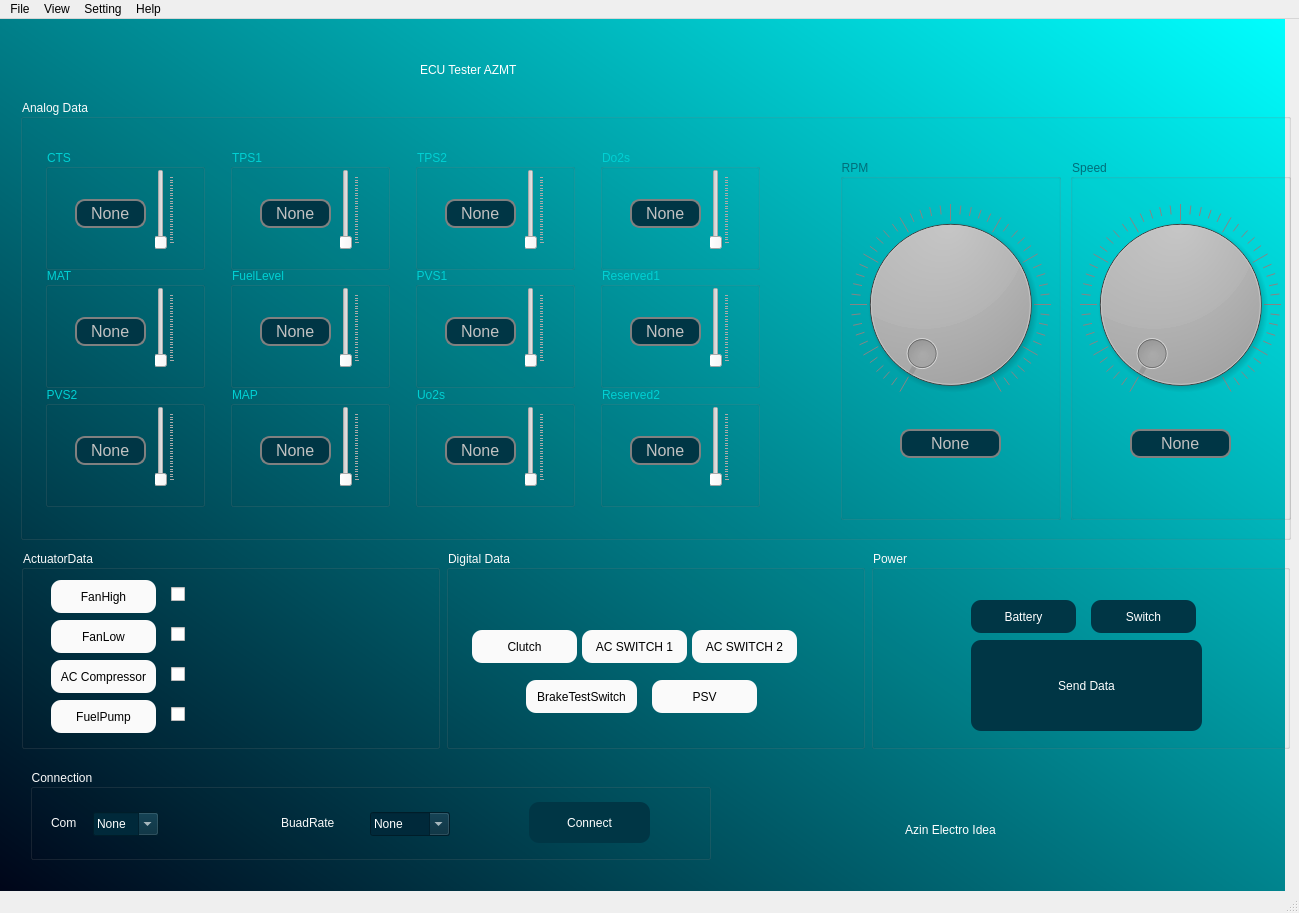
The window that MainWindow.ui (Maede1991/ecutester) describes before a commit, drawn with Qt 5.
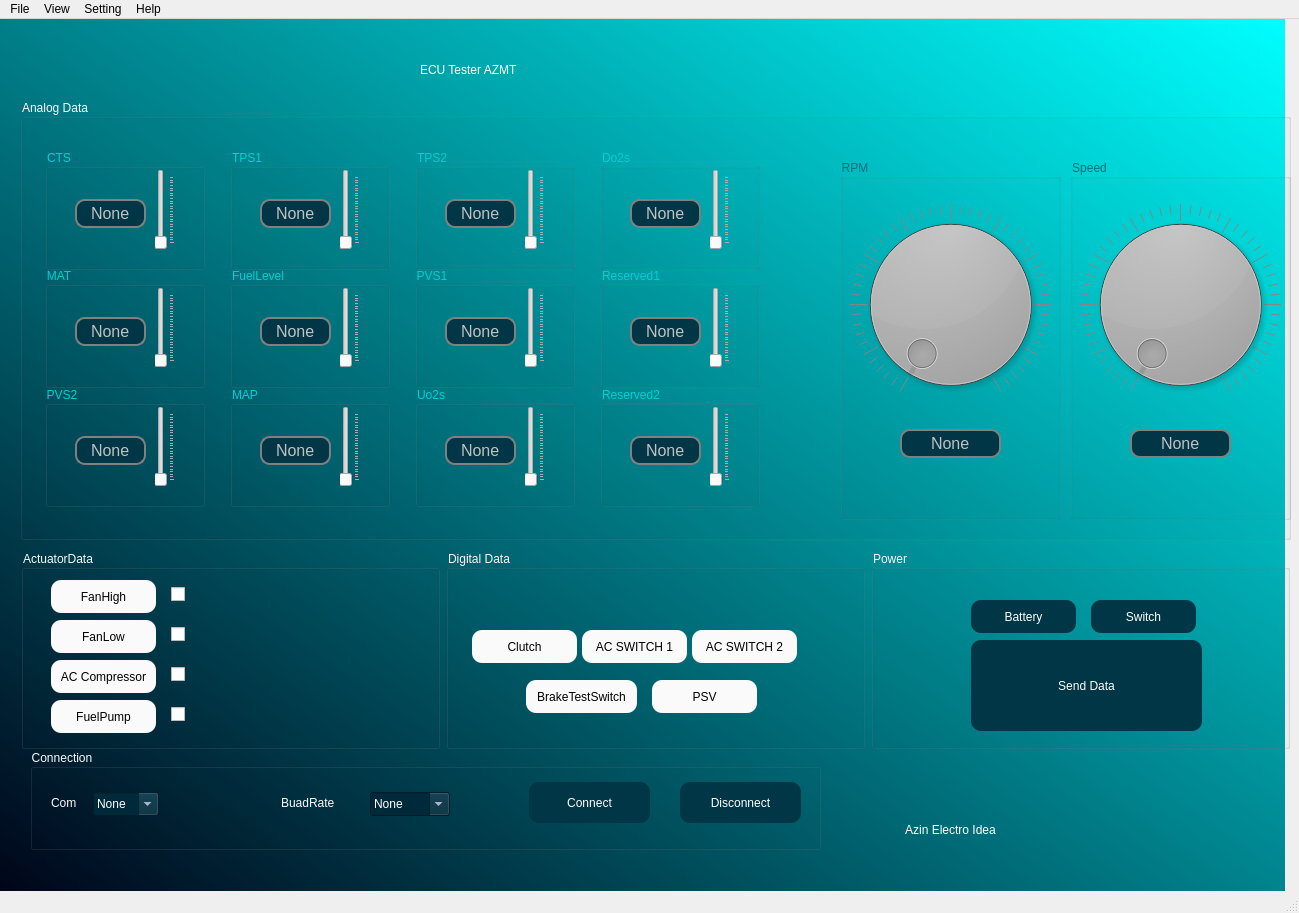
The same window after the commit.

The edit to the form file:
```diff
--- a/MainWindow.ui
+++ b/MainWindow.ui
@@ -42,9 +42,9 @@
     <property name="geometry">
      <rect>
       <x>30</x>
-      <y>750</y>
-      <width>681</width>
-      <height>91</height>
+      <y>730</y>
+      <width>791</width>
+      <height>101</height>
      </rect>
     </property>
     <property name="styleSheet">
@@ -175,6 +175,43 @@
       <string>Connect</string>
      </property>
     </widget>
+    <widget class="QPushButton" name="btndisconnect">
+     <property name="geometry">
+      <rect>
+       <x>650</x>
+       <y>33</y>
+       <width>121</width>
+       <height>41</height>
+      </rect>
+     </property>
+     <property name="cursor">
+      <cursorShape>PointingHandCursor</cursorShape>
+     </property>
+     <property name="styleSheet">
+      <string notr="true">QPushButton{
+background-color: rgb(0, 54, 69);
+   border-radius: 10px;
+border-color: rgb(255, 85, 255);
+color: rgb(255, 255, 255);
+font: 10pt &quot;Comic Sans MS&quot;;
+}
+
+QPushButton::hover
+{
+border:0px;
+	
+	background-color: rgb(0, 121, 131);
+}
+QPushButton:pressed
+{
+border:1px solid rgb(0, 121, 131);
+background-color: rgb(179,250, 250);
+}</string>
+     </property>
+     <property name="text">
+      <string>Disconnect</string>
+     </property>
+    </widget>
    </widget>
    <widget class="QGroupBox" name="groupBox_5">
     <property name="geometry">
```
